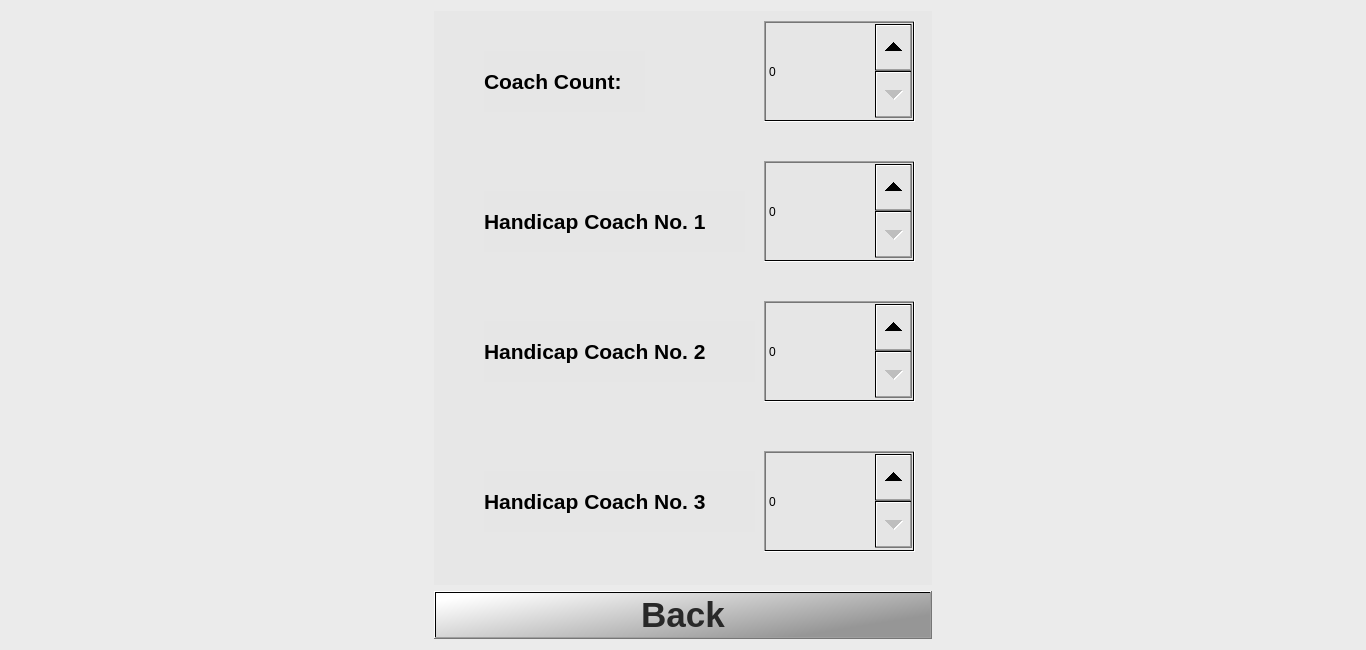
Qt form settings.ui (gurpartap007/qtmop) before a commit.
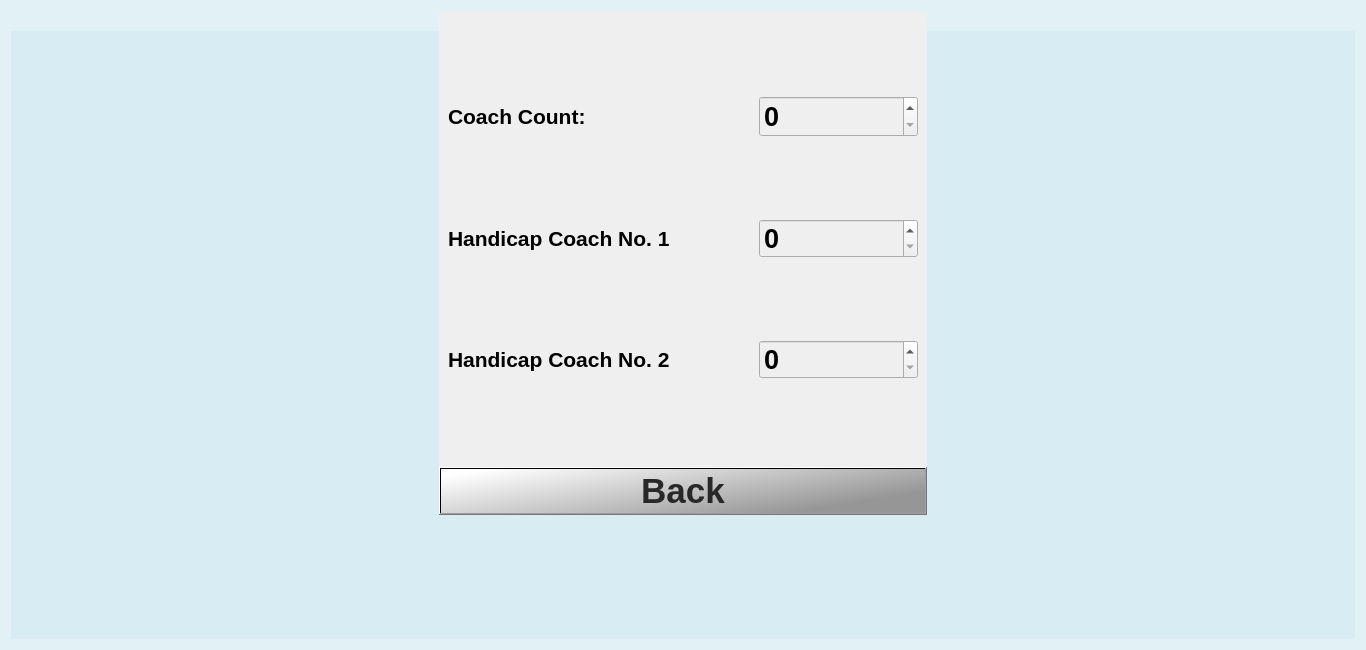
The same form after that commit. The open tabs and pages were chosen to show the change. Icons and pictures are not drawn.

Commit message: adjusted size of Qspinbox in settings menu with stylesheets, added left,right,bottom area to go to back menu on clicked

```diff
--- a/settings.ui
+++ b/settings.ui
@@ -14,9 +14,19 @@
    <string>Form</string>
   </property>
   <property name="styleSheet">
-   <string notr="true">background-color: qlineargradient(spread:pad, x1:0, y1:0, x1:0, y1:0, stop:0 rgba(230, 230, 230, 130), stop:1 rgba(255, 255, 255, 255));</string>
+   <string notr="true">background-color: qlineargradient(spread:pad, x1:0, y1:0, x1:0, y1:0, stop:0 rgba(230, 230, 230, 130), stop:1 rgba(255, 255, 255, 255));
+background-color: rgba(173, 216, 230,50);
+</string>
   </property>
   <layout class="QHBoxLayout" name="horizontalLayout_6">
+   <property name="spacing">
+    <number>0</number>
+   </property>
+   <item>
+    <layout class="QVBoxLayout" name="verticalLayout_8">
+     <property name="spacing">
+      <number>2</number>
+     </property>
    <item>
     <spacer name="spacer_left">
      <property name="orientation">
@@ -31,9 +41,31 @@
     </spacer>
    </item>
    <item>
+      <widget class="QLabel" name="left_area">
+       <property name="styleSheet">
+        <string notr="true">background-color: rgba(173, 216, 230,50);
+</string>
+       </property>
+       <property name="text">
+        <string/>
+       </property>
+      </widget>
+     </item>
+    </layout>
+   </item>
+   <item>
     <layout class="QVBoxLayout" name="verticalLayout_6">
+     <property name="spacing">
+      <number>0</number>
+     </property>
      <item>
       <widget class="QStackedWidget" name="stackedWidget">
+       <property name="sizePolicy">
+        <sizepolicy hsizetype="MinimumExpanding" vsizetype="MinimumExpanding">
+         <horstretch>0</horstretch>
+         <verstretch>0</verstretch>
+        </sizepolicy>
+       </property>
        <property name="currentIndex">
         <number>0</number>
        </property>
@@ -423,10 +455,13 @@
                <property name="orientation">
                 <enum>Qt::Vertical</enum>
                </property>
+               <property name="sizeType">
+                <enum>QSizePolicy::Fixed</enum>
+               </property>
                <property name="sizeHint" stdset="0">
                 <size>
                  <width>20</width>
-                 <height>30</height>
+                 <height>20</height>
                 </size>
                </property>
               </spacer>
@@ -436,10 +471,13 @@
                <property name="orientation">
                 <enum>Qt::Vertical</enum>
                </property>
+               <property name="sizeType">
+                <enum>QSizePolicy::Fixed</enum>
+               </property>
                <property name="sizeHint" stdset="0">
                 <size>
                  <width>20</width>
-                 <height>30</height>
+                 <height>20</height>
                 </size>
                </property>
               </spacer>
@@ -449,9 +487,12 @@
                <property name="orientation">
                 <enum>Qt::Horizontal</enum>
                </property>
+               <property name="sizeType">
+                <enum>QSizePolicy::Fixed</enum>
+               </property>
                <property name="sizeHint" stdset="0">
                 <size>
-                 <width>30</width>
+                 <width>20</width>
                  <height>20</height>
                 </size>
                </property>
@@ -459,33 +500,21 @@
              </item>
             </layout>
            </item>
-           <item>
-            <spacer name="verticalSpacer">
-             <property name="orientation">
-              <enum>Qt::Vertical</enum>
-             </property>
-             <property name="sizeHint" stdset="0">
-              <size>
-               <width>20</width>
-               <height>40</height>
-              </size>
-             </property>
-            </spacer>
-           </item>
           </layout>
          </item>
         </layout>
        </widget>
        <widget class="QWidget" name="page_2">
+        <property name="styleSheet">
+         <string notr="true">background-color: rgb(239, 239, 239);</string>
+        </property>
+        <layout class="QHBoxLayout" name="horizontalLayout_11">
+         <item>
+          <layout class="QVBoxLayout" name="verticalLayout_7">
+           <item>
+            <layout class="QHBoxLayout" name="horizontalLayout_7">
+             <item>
         <widget class="QLabel" name="label_2">
-         <property name="geometry">
-          <rect>
-           <x>50</x>
-           <y>40</y>
-           <width>161</width>
-           <height>61</height>
-          </rect>
-         </property>
          <property name="font">
           <font>
            <pointsize>16</pointsize>
@@ -497,15 +526,58 @@
           <string>Coach Count:</string>
          </property>
         </widget>
+             </item>
+             <item>
+              <spacer name="horizontalSpacer">
+               <property name="orientation">
+                <enum>Qt::Horizontal</enum>
+               </property>
+               <property name="sizeHint" stdset="0">
+                <size>
+                 <width>40</width>
+                 <height>20</height>
+                </size>
+               </property>
+              </spacer>
+             </item>
+             <item>
+              <widget class="QSpinBox" name="coach_count_spinBox">
+               <property name="sizePolicy">
+                <sizepolicy hsizetype="MinimumExpanding" vsizetype="Fixed">
+                 <horstretch>0</horstretch>
+                 <verstretch>0</verstretch>
+                </sizepolicy>
+               </property>
+               <property name="minimumSize">
+                <size>
+                 <width>159</width>
+                 <height>41</height>
+                </size>
+               </property>
+               <property name="maximumSize">
+                <size>
+                 <width>159</width>
+                 <height>16777215</height>
+                </size>
+               </property>
+               <property name="font">
+                <font>
+                 <pointsize>20</pointsize>
+                 <weight>75</weight>
+                 <bold>true</bold>
+                </font>
+               </property>
+               <property name="styleSheet">
+                <string notr="true"/>
+               </property>
+              </widget>
+             </item>
+            </layout>
+           </item>
+           <item>
+            <layout class="QHBoxLayout" name="horizontalLayout_8">
+             <item>
         <widget class="QLabel" name="label_3">
-         <property name="geometry">
-          <rect>
-           <x>50</x>
-           <y>180</y>
-           <width>261</width>
-           <height>61</height>
-          </rect>
-         </property>
          <property name="font">
           <font>
            <pointsize>16</pointsize>
@@ -517,15 +589,58 @@
           <string>Handicap Coach No. 1</string>
          </property>
         </widget>
+             </item>
+             <item>
+              <spacer name="horizontalSpacer_2">
+               <property name="orientation">
+                <enum>Qt::Horizontal</enum>
+               </property>
+               <property name="sizeHint" stdset="0">
+                <size>
+                 <width>40</width>
+                 <height>20</height>
+                </size>
+               </property>
+              </spacer>
+             </item>
+             <item>
+              <widget class="QSpinBox" name="handicap1_spinBox">
+               <property name="sizePolicy">
+                <sizepolicy hsizetype="MinimumExpanding" vsizetype="Fixed">
+                 <horstretch>0</horstretch>
+                 <verstretch>0</verstretch>
+                </sizepolicy>
+               </property>
+               <property name="minimumSize">
+                <size>
+                 <width>159</width>
+                 <height>0</height>
+                </size>
+               </property>
+               <property name="maximumSize">
+                <size>
+                 <width>159</width>
+                 <height>16777215</height>
+                </size>
+               </property>
+               <property name="font">
+                <font>
+                 <pointsize>20</pointsize>
+                 <weight>75</weight>
+                 <bold>true</bold>
+                </font>
+               </property>
+               <property name="styleSheet">
+                <string notr="true">  QScrollBar:vertical { width: 100px; }</string>
+               </property>
+              </widget>
+             </item>
+            </layout>
+           </item>
+           <item>
+            <layout class="QHBoxLayout" name="horizontalLayout_9">
+             <item>
         <widget class="QLabel" name="label_4">
-         <property name="geometry">
-          <rect>
-           <x>50</x>
-           <y>310</y>
-           <width>271</width>
-           <height>61</height>
-          </rect>
-         </property>
          <property name="font">
           <font>
            <pointsize>16</pointsize>
@@ -537,66 +652,57 @@
           <string>Handicap Coach No. 2</string>
          </property>
         </widget>
-        <widget class="QLabel" name="label_5">
-         <property name="geometry">
-          <rect>
-           <x>50</x>
-           <y>460</y>
-           <width>271</width>
-           <height>61</height>
-          </rect>
+             </item>
+             <item>
+              <spacer name="horizontalSpacer_4">
+               <property name="orientation">
+                <enum>Qt::Horizontal</enum>
+               </property>
+               <property name="sizeHint" stdset="0">
+                <size>
+                 <width>40</width>
+                 <height>20</height>
+                </size>
+               </property>
+              </spacer>
+             </item>
+             <item>
+              <widget class="QSpinBox" name="handicap2_spinBox">
+               <property name="sizePolicy">
+                <sizepolicy hsizetype="MinimumExpanding" vsizetype="Fixed">
+                 <horstretch>0</horstretch>
+                 <verstretch>0</verstretch>
+                </sizepolicy>
+               </property>
+               <property name="minimumSize">
+                <size>
+                 <width>159</width>
+                 <height>0</height>
+                </size>
+               </property>
+               <property name="maximumSize">
+                <size>
+                 <width>159</width>
+                 <height>16777215</height>
+                </size>
          </property>
          <property name="font">
           <font>
-           <pointsize>16</pointsize>
+                 <pointsize>20</pointsize>
            <weight>75</weight>
            <bold>true</bold>
           </font>
          </property>
-         <property name="text">
-          <string>Handicap Coach No. 3</string>
-         </property>
-        </widget>
-        <widget class="QSpinBox" name="spinBox">
-         <property name="geometry">
-          <rect>
-           <x>330</x>
-           <y>10</y>
-           <width>151</width>
-           <height>101</height>
-          </rect>
-         </property>
-        </widget>
-        <widget class="QSpinBox" name="spinBox_2">
-         <property name="geometry">
-          <rect>
-           <x>330</x>
-           <y>150</y>
-           <width>151</width>
-           <height>101</height>
-          </rect>
-         </property>
-        </widget>
-        <widget class="QSpinBox" name="spinBox_3">
-         <property name="geometry">
-          <rect>
-           <x>330</x>
-           <y>290</y>
-           <width>151</width>
-           <height>101</height>
-          </rect>
-         </property>
-        </widget>
-        <widget class="QSpinBox" name="spinBox_4">
-         <property name="geometry">
-          <rect>
-           <x>330</x>
-           <y>440</y>
-           <width>151</width>
-           <height>101</height>
-          </rect>
-         </property>
-        </widget>
+               <property name="styleSheet">
+                <string notr="true">  QScrollBar:vertical { width: 100px; }</string>
+               </property>
+              </widget>
+             </item>
+            </layout>
+           </item>
+          </layout>
+         </item>
+        </layout>
        </widget>
       </widget>
      </item>
@@ -625,8 +731,33 @@
        </property>
       </widget>
      </item>
+     <item>
+      <widget class="QLabel" name="bottom_area">
+       <property name="sizePolicy">
+        <sizepolicy hsizetype="Preferred" vsizetype="MinimumExpanding">
+         <horstretch>0</horstretch>
+         <verstretch>0</verstretch>
+        </sizepolicy>
+       </property>
+       <property name="minimumSize">
+        <size>
+         <width>0</width>
+         <height>50</height>
+        </size>
+       </property>
+       <property name="styleSheet">
+        <string notr="true">background-color: rgba(173, 216, 230,50);
+</string>
+       </property>
+       <property name="text">
+        <string/>
+       </property>
+      </widget>
+     </item>
     </layout>
    </item>
+   <item>
+    <layout class="QVBoxLayout" name="verticalLayout_9">
    <item>
     <spacer name="spacer_right">
      <property name="orientation">
@@ -639,6 +770,19 @@
       </size>
      </property>
     </spacer>
+     </item>
+     <item>
+      <widget class="QLabel" name="right_area">
+       <property name="styleSheet">
+        <string notr="true">background-color: rgba(173, 216, 230,50);
+</string>
+       </property>
+       <property name="text">
+        <string/>
+       </property>
+      </widget>
+     </item>
+    </layout>
    </item>
   </layout>
  </widget>
```
Lines whose indentation alone changed are shown as unchanged. The commit also changes 13 other files.
